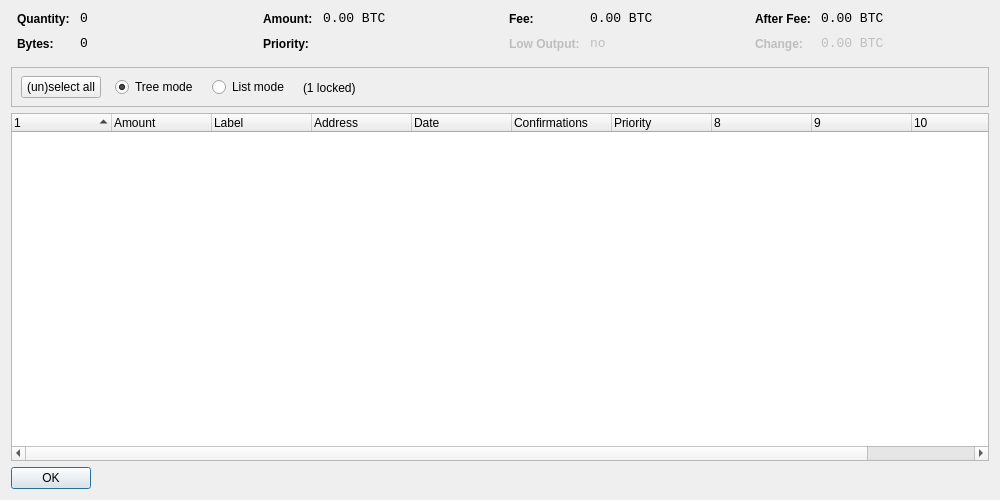
raffermeko/bitcoin, file src/qt/forms/coincontroldialog.ui: the form before one commit.
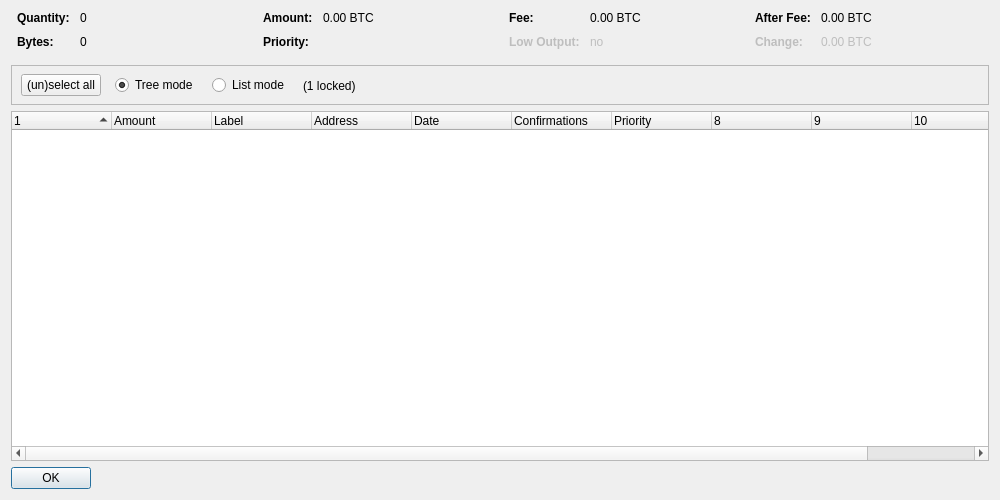
The form after the commit. Custom widgets are drawn as their Qt base class.

Patch:
```diff
--- a/src/qt/forms/coincontroldialog.ui
+++ b/src/qt/forms/coincontroldialog.ui
@@ -48,12 +48,6 @@
        </item>
        <item row="0" column="1">
         <widget class="QLabel" name="labelCoinControlQuantity">
-         <property name="font">
-          <font>
-           <family>Monospace</family>
-           <pointsize>10</pointsize>
-          </font>
-         </property>
          <property name="cursor">
           <cursorShape>IBeamCursor</cursorShape>
          </property>
@@ -80,12 +74,6 @@
        </item>
        <item row="1" column="1">
         <widget class="QLabel" name="labelCoinControlBytes">
-         <property name="font">
-          <font>
-           <family>Monospace</family>
-           <pointsize>10</pointsize>
-          </font>
-         </property>
          <property name="cursor">
           <cursorShape>IBeamCursor</cursorShape>
          </property>
@@ -128,12 +116,6 @@
        </item>
        <item row="0" column="1">
         <widget class="QLabel" name="labelCoinControlAmount">
-         <property name="font">
-          <font>
-           <family>Monospace</family>
-           <pointsize>10</pointsize>
-          </font>
-         </property>
          <property name="cursor">
           <cursorShape>IBeamCursor</cursorShape>
          </property>
@@ -160,21 +142,12 @@
        </item>
        <item row="1" column="1">
         <widget class="QLabel" name="labelCoinControlPriority">
-         <property name="font">
-          <font>
-           <family>Monospace</family>
-           <pointsize>10</pointsize>
-          </font>
-         </property>
          <property name="cursor">
           <cursorShape>IBeamCursor</cursorShape>
          </property>
          <property name="contextMenuPolicy">
           <enum>Qt::ActionsContextMenu</enum>
          </property>
-         <property name="text">
-          <string/>
-         </property>
          <property name="textInteractionFlags">
           <set>Qt::LinksAccessibleByMouse|Qt::TextSelectableByKeyboard|Qt::TextSelectableByMouse</set>
          </property>
@@ -208,12 +181,6 @@
        </item>
        <item row="0" column="1">
         <widget class="QLabel" name="labelCoinControlFee">
-         <property name="font">
-          <font>
-           <family>Monospace</family>
-           <pointsize>10</pointsize>
-          </font>
-         </property>
          <property name="cursor">
           <cursorShape>IBeamCursor</cursorShape>
          </property>
@@ -246,12 +213,6 @@
          <property name="enabled">
           <bool>false</bool>
          </property>
-         <property name="font">
-          <font>
-           <family>Monospace</family>
-           <pointsize>10</pointsize>
-          </font>
-         </property>
          <property name="cursor">
           <cursorShape>IBeamCursor</cursorShape>
          </property>
@@ -294,12 +255,6 @@
        </item>
        <item row="0" column="1">
         <widget class="QLabel" name="labelCoinControlAfterFee">
-         <property name="font">
-          <font>
-           <family>Monospace</family>
-           <pointsize>10</pointsize>
-          </font>
-         </property>
          <property name="cursor">
           <cursorShape>IBeamCursor</cursorShape>
          </property>
@@ -332,12 +287,6 @@
          <property name="enabled">
           <bool>false</bool>
          </property>
-         <property name="font">
-          <font>
-           <family>Monospace</family>
-           <pointsize>10</pointsize>
-          </font>
-         </property>
          <property name="cursor">
           <cursorShape>IBeamCursor</cursorShape>
          </property>
```
Left out of the diff: 2 changed lines with no effect on the pictures.
